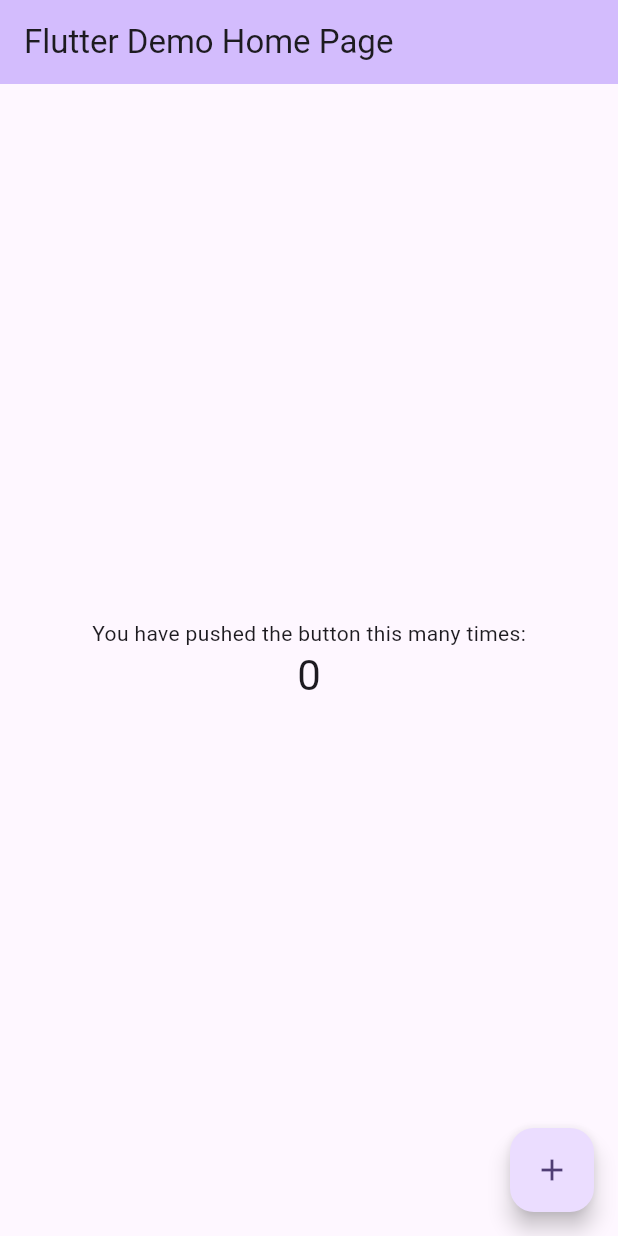
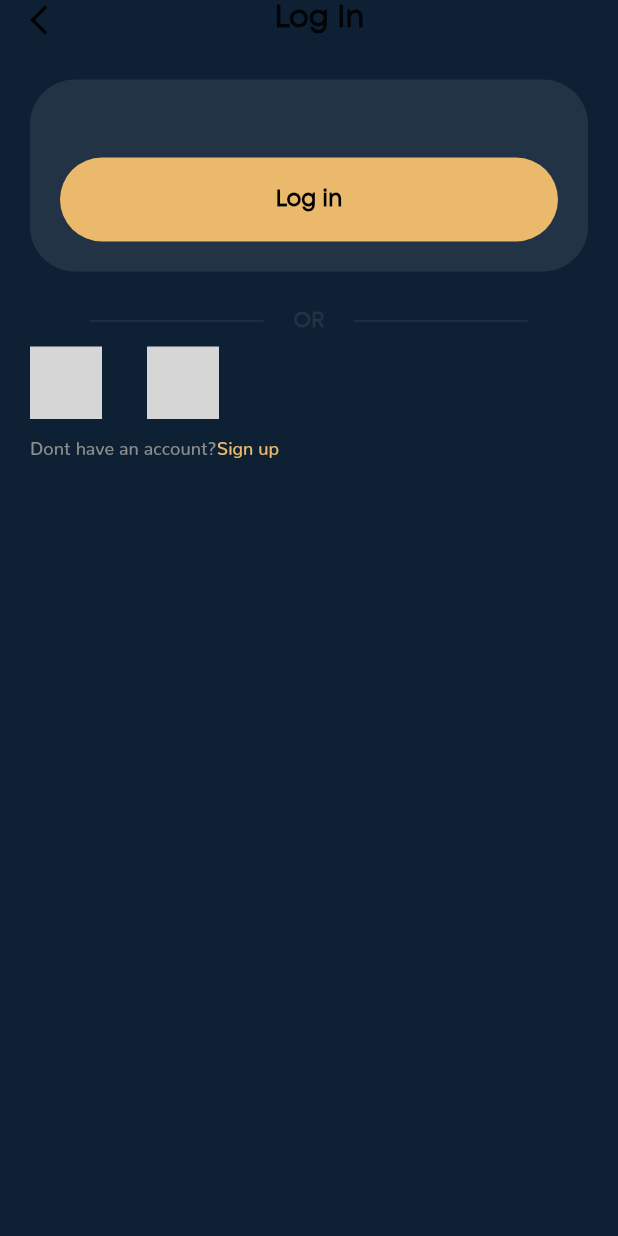
Before and after one commit to Dhavid01/VBA-cryptosignal, a Flutter app: the screen it shows after launch, on a phone screen of 412 x 824 dp. Run offline on Flutter 3.47's test engine with Material 2 defaults, Android fonts, the phone set to English and light mode, and no system bars; our stand-ins replace dio, flutter_svg, freezed_annotation, shared_preferences; grey boxes are pictures that could not be loaded.

Commit message:
done with login view

```diff
--- a/lib/core/constants/routing_constants.dart
+++ b/lib/core/constants/routing_constants.dart
@@ -1,3 +1,3 @@
 class NavigatorRoutes {
-  static const String home = "/home";
+  static const String login = "/login_view";
 }
--- a/lib/core/router/router.dart
+++ b/lib/core/router/router.dart
@@ -1,6 +1,7 @@
 import 'package:flutter/material.dart';
 import 'package:vba_crypto_signal/core/constants/routing_constants.dart';
 import 'package:vba_crypto_signal/main.dart';
+import 'package:vba_crypto_signal/views/auth/login/login_view.dart';
 class AppRouter {
   static PageRoute _getPageRoute({
     required RouteSettings settings,
@@ -17,10 +18,10 @@ class AppRouter {
         : {};
 
     switch (settings.name) {
-      case NavigatorRoutes.home:
+      case NavigatorRoutes.login:
         return _getPageRoute(
           settings: settings,
-          viewToShow: const MyHomePage(title: '',),
+          viewToShow: const LoginView(),
         );
 
 
--- a/lib/core/utils/colors.dart
+++ b/lib/core/utils/colors.dart
@@ -1,6 +1,6 @@
 import 'package:flutter/material.dart';
 
-class AppColors {
+class GenericColors {
   static Color scaffoldBackgroundColor = const Color(0xff0E2033);
   static Color scaffoldSecondary = const Color(0xff213345);
   static Color grey = const Color(0xff8B8B8B);
--- a/lib/main.dart
+++ b/lib/main.dart
@@ -1,4 +1,7 @@
 import 'package:flutter/material.dart';
+import 'package:vba_crypto_signal/core/router/router.dart';
+import 'package:vba_crypto_signal/core/services/navigation_service.dart';
+import 'package:vba_crypto_signal/views/auth/login/login_view.dart';
 
 void main() {
   runApp(const MyApp());
@@ -11,115 +14,14 @@ class MyApp extends StatelessWidget {
   @override
   Widget build(BuildContext context) {
     return MaterialApp(
+      debugShowCheckedModeBanner: false,
       title: 'Flutter Demo',
       theme: ThemeData(
-        // This is the theme of your application.
-        //
-        // TRY THIS: Try running your application with "flutter run". You'll see
-        // the application has a blue toolbar. Then, without quitting the app,
-        // try changing the seedColor in the colorScheme below to Colors.green
-        // and then invoke "hot reload" (save your changes or press the "hot
-        // reload" button in a Flutter-supported IDE, or press "r" if you used
-        // the command line to start the app).
-        //
-        // Notice that the counter didn't reset back to zero; the application
-        // state is not lost during the reload. To reset the state, use hot
-        // restart instead.
-        //
-        // This works for code too, not just values: Most code changes can be
-        // tested with just a hot reload.
-        colorScheme: ColorScheme.fromSeed(seedColor: Colors.deepPurple),
-        useMaterial3: true,
+        primarySwatch: Colors.blue,
       ),
-      home: const MyHomePage(title: 'Flutter Demo Home Page'),
+      onGenerateRoute: AppRouter.generateRoute,
+      navigatorKey: NavigationService.instance.navigatorKey,
+      home: const LoginView(),
     );
   }
 }
-
-class MyHomePage extends StatefulWidget {
-  const MyHomePage({super.key, required this.title});
-
-  // This widget is the home page of your application. It is stateful, meaning
-  // that it has a State object (defined below) that contains fields that affect
-  // how it looks.
-
-  // This class is the configuration for the state. It holds the values (in this
-  // case the title) provided by the parent (in this case the App widget) and
-  // used by the build method of the State. Fields in a Widget subclass are
-  // always marked "final".
-
-  final String title;
-
-  @override
-  State<MyHomePage> createState() => _MyHomePageState();
-}
-
-class _MyHomePageState extends State<MyHomePage> {
-  int _counter = 0;
-
-  void _incrementCounter() {
-    setState(() {
-      // This call to setState tells the Flutter framework that something has
-      // changed in this State, which causes it to rerun the build method below
-      // so that the display can reflect the updated values. If we changed
-      // _counter without calling setState(), then the build method would not be
-      // called again, and so nothing would appear to happen.
-      _counter++;
-    });
-  }
-
-  @override
-  Widget build(BuildContext context) {
-    // This method is rerun every time setState is called, for instance as done
-    // by the _incrementCounter method above.
-    //
-    // The Flutter framework has been optimized to make rerunning build methods
-    // fast, so that you can just rebuild anything that needs updating rather
-    // than having to individually change instances of widgets.
-    return Scaffold(
-      appBar: AppBar(
-        // TRY THIS: Try changing the color here to a specific color (to
-        // Colors.amber, perhaps?) and trigger a hot reload to see the AppBar
-        // change color while the other colors stay the same.
-        backgroundColor: Theme.of(context).colorScheme.inversePrimary,
-        // Here we take the value from the MyHomePage object that was created by
-        // the App.build method, and use it to set our appbar title.
-        title: Text(widget.title),
-      ),
-      body: Center(
-        // Center is a layout widget. It takes a single child and positions it
-        // in the middle of the parent.
-        child: Column(
-          // Column is also a layout widget. It takes a list of children and
-          // arranges them vertically. By default, it sizes itself to fit its
-          // children horizontally, and tries to be as tall as its parent.
-          //
-          // Column has various properties to control how it sizes itself and
-          // how it positions its children. Here we use mainAxisAlignment to
-          // center the children vertically; the main axis here is the vertical
-          // axis because Columns are vertical (the cross axis would be
-          // horizontal).
-          //
-          // TRY THIS: Invoke "debug painting" (choose the "Toggle Debug Paint"
-          // action in the IDE, or press "p" in the console), to see the
-          // wireframe for each widget.
-          mainAxisAlignment: MainAxisAlignment.center,
-          children: <Widget>[
-            const Text(
-              'You have pushed the button this many times:',
-            ),
-            Text(
-              '$_counter',
-              style: Theme.of(context).textTheme.headlineMedium,
-            ),
-          ],
-        ),
-      ),
-      floatingActionButton: FloatingActionButton(
-        onPressed: _incrementCounter,
-        tooltip: 'Increment',
-        child: const Icon(Icons.add),
-      ), // This trailing comma makes auto-formatting nicer for build methods.
-    );
-  }
-}
--- /dev/null
+++ b/lib/views/auth/login/login_view.dart
@@ -0,0 +1,108 @@
+import 'package:flutter/material.dart';
+import 'package:vba_crypto_signal/core/utils/colors.dart';
+import 'package:vba_crypto_signal/core/utils/text.dart';
+import 'package:vba_crypto_signal/widgets/assets.dart';
+import 'package:vba_crypto_signal/widgets/generic_button.dart';
+import 'package:vba_crypto_signal/widgets/generic_text_field.dart';
+import 'package:flutter_svg/flutter_svg.dart';
+
+class LoginView extends StatelessWidget {
+  const LoginView({super.key});
+
+  @override
+  Widget build(BuildContext context) {
+    return Scaffold(
+      backgroundColor: GenericColors.scaffoldBackgroundColor,
+      body: SafeArea(
+          child: Padding(
+        padding: const EdgeInsets.symmetric(horizontal: 20),
+        child: Column(
+          children: [
+            Row(
+              mainAxisAlignment: MainAxisAlignment.spaceBetween,
+              children: [
+                const Icon(Icons.arrow_back_ios),
+                GenericText.montheading1("Log In"),
+                const SizedBox(
+                  width: 10,
+                ),
+              ],
+            ),
+            const SizedBox(
+              height: 27,
+            ),
+            Container(
+              padding: const EdgeInsets.all(20),
+              decoration: BoxDecoration(
+                  color: GenericColors.scaffoldSecondary,
+                  borderRadius: BorderRadius.circular(30)),
+              child: Column(
+                children: [
+                  // GenericTextField(controller: ,title: "Email Address",),
+                  // GenericTextField(controller: , title: "Password",isPassword: true,),
+                  const SizedBox(
+                    height: 32,
+                  ),
+                  GenericButton(text: "Log in")
+                ],
+              ),
+            ),
+            SizedBox(height: 24),
+            Row(
+              mainAxisAlignment: MainAxisAlignment.center,
+              children: [
+                Container(
+                  height: 1,
+                  width: (MediaQuery.sizeOf(context).width * 28) / 100,
+                  color: GenericColors.scaffoldSecondary,
+                ),
+                const SizedBox(
+                  width: 20,
+                ),
+                GenericText.montheading2(
+                  "OR",
+                  color: GenericColors.scaffoldSecondary,
+                ),
+                const SizedBox(
+                  width: 20,
+                ),
+                Container(
+                  height: 1,
+                  width: (MediaQuery.sizeOf(context).width * 28) / 100,
+                  color: GenericColors.scaffoldSecondary,
+                ),
+              ],
+            ),
+            const SizedBox(
+              height: 8,
+            ),
+            Row(
+              children: [
+                SvgPicture.asset(SvgAssets.google),
+                const SizedBox(
+                  width: 30,
+                ),
+                SvgPicture.asset(SvgAssets.apple)
+              ],
+            ),
+            const SizedBox(
+              height: 12,
+            ),
+            Row(
+              children: [
+                GenericText.nunito1(
+                  "Dont have an account?",
+                  color: GenericColors.grey,
+                ),
+                GenericText.nunito1(
+                  "Sign up",
+                  color: GenericColors.gold,
+                )
+              ],
+            )
+          ],
+        ),
+      )),
+    );
+  }
+}
--- /dev/null
+++ b/lib/widgets/assets.dart
@@ -0,0 +1,5 @@
+class SvgAssets {
+  static const String svgPaths = '';
+  static const String google = "assets/svgs/google.svg";
+  static const String apple = "assets/svgs/apple.svg";
+}
--- a/lib/widgets/generic_button.dart
+++ b/lib/widgets/generic_button.dart
@@ -33,7 +33,7 @@ class GenericButton extends StatelessWidget {
         color: transparent
             ? Theme.of(context).scaffoldBackgroundColor
             : enabled
-                ? color ?? AppColors.gold
+                ? color ?? GenericColors.gold
                 : Colors.grey.shade600,
       ),
       child: TextButton(
--- a/lib/widgets/generic_text_field.dart
+++ b/lib/widgets/generic_text_field.dart
@@ -101,7 +101,7 @@ class _GenericTextFieldState extends State<GenericTextField> {
                       icon: Icon(
                           obscure ? Icons.visibility_off : Icons.visibility),
                       onPressed: toggleVisibility,
-                      color: AppColors.gold,
+                      color: GenericColors.gold,
                     )
                   : null,
               isDense: true,
@@ -111,7 +111,7 @@ class _GenericTextFieldState extends State<GenericTextField> {
                   widget.fillColor ?? const Color(0xff0E2033).withOpacity(0.7),
               hintText: widget.hint,
               hintStyle:
-                  GenericTextStyle.hintText.copyWith(color: AppColors.grey),
+                  GenericTextStyle.hintText.copyWith(color: GenericColors.grey),
               filled: true,
               enabledBorder: const OutlineInputBorder(
                 borderSide: BorderSide(
--- a/pubspec.yaml
+++ b/pubspec.yaml
@@ -39,6 +39,7 @@ dependencies:
   freezed_annotation: ^2.2.0
   shared_preferences: ^2.1.2
   intl: ^0.18.1
+  flutter_svg: ^2.0.7
 
 dev_dependencies:
   flutter_test:
@@ -105,9 +106,9 @@ flutter:
           weight: 800
     - family: Mont
       fonts:
-        - asset: assets/fonts/nunito/Mont-Trial-Light.ttf
+        - asset: assets/fonts/monts/Mont-Trial-Light.ttf
           weight: 300
-        - asset: assets/fonts/Mont-Trial-Regular.ttf
+        - asset: assets/fonts/monts/Mont-Trial-Regular.ttf
           weight: 400
         - asset: assets/fonts/monts/Mont-Trial-SemiBold.ttf
           weight: 600
```
Also changed, not shown: assets/svgs/apple.svg (added), assets/svgs/google.svg (added), pubspec.lock, 1 other file.
